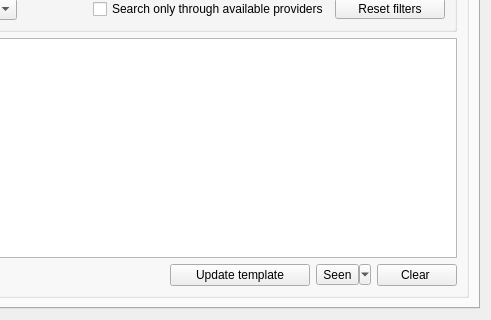
First picture: the form in mapflow/dialogs/static/ui/main_dialog.ui, repository Geoalert/mapflow-qgis, before the edit; both pictures show x 620 to 1111 and y 230 to 550 of the 1111 by 550 pixel window.
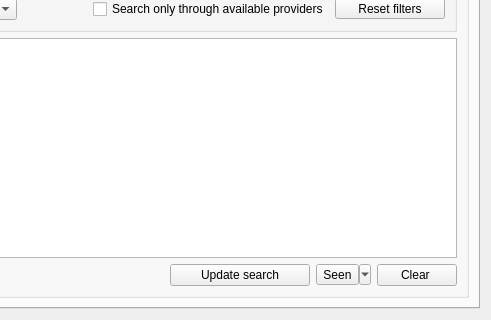
Second picture: the form after the edit. The open tabs and pages were chosen to show the change. Icons and pictures are not drawn. Custom widgets are drawn as their Qt base class.

Commit message: rename update search button

Diff of the .ui file:
```diff
--- a/mapflow/dialogs/static/ui/main_dialog.ui
+++ b/mapflow/dialogs/static/ui/main_dialog.ui
@@ -1812,7 +1812,7 @@
                    <string>Save the current search filters to this template (replaces its stored search parameters)</string>
                   </property>
                   <property name="text">
-                   <string>Update template</string>
+                   <string>Update search</string>
                   </property>
                  </widget>
                 </item>
```
